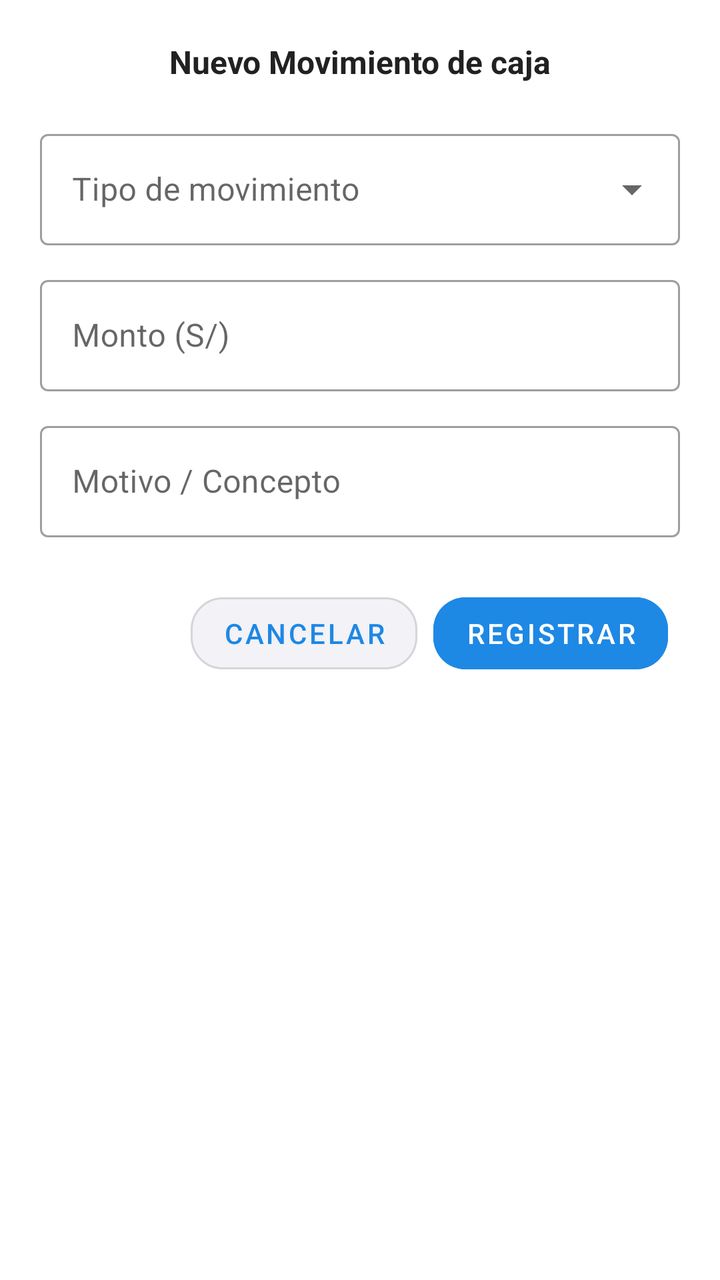
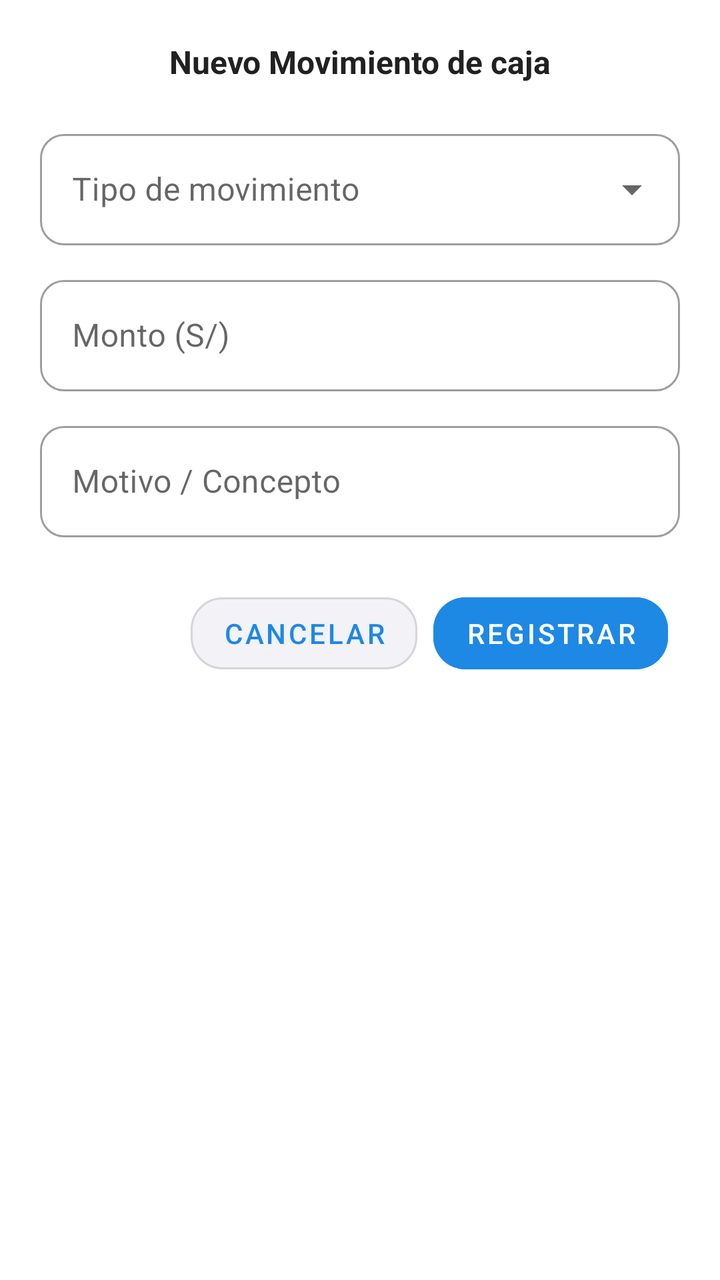

Screens rendered from an Android XML layout before and after an edit, with the pre-edit source and the edit as a unified diff.
<!-- AndroidManifest.xml: application theme Theme.VERIFY -->
<!-- res/layout/dialog_add_movement.xml -->
<?xml version="1.0" encoding="utf-8"?>
<com.google.android.material.card.MaterialCardView xmlns:android="http://schemas.android.com/apk/res/android"
    xmlns:app="http://schemas.android.com/apk/res-auto"
    android:layout_width="match_parent"
    android:layout_height="wrap_content"
    app:cardBackgroundColor="@color/white_pure"
    app:cardCornerRadius="24dp"
    app:cardElevation="0dp">

    <LinearLayout
        android:layout_width="match_parent"
        android:layout_height="wrap_content"
        android:orientation="vertical"
        android:padding="20dp">

        <TextView
            android:layout_width="match_parent"
            android:layout_height="wrap_content"
            android:layout_marginBottom="20dp"
            android:text="Nuevo Movimiento de caja"
            android:gravity="center"
            android:textStyle="bold"
            android:textColor="@color/grey_text_dark"
            android:textSize="16sp" />

        <com.google.android.material.textfield.TextInputLayout
            style="@style/Widget.MaterialComponents.TextInputLayout.OutlinedBox.ExposedDropdownMenu"
            android:layout_width="match_parent"
            android:layout_height="wrap_content"
            android:hint="Tipo de movimiento">

            <AutoCompleteTextView
                android:id="@+id/actvMovementType"
                android:layout_width="match_parent"
                android:layout_height="wrap_content"
                android:inputType="none" />
        </com.google.android.material.textfield.TextInputLayout>

        <com.google.android.material.textfield.TextInputLayout
            android:id="@+id/tilMovementAmount"
            style="@style/Widget.MaterialComponents.TextInputLayout.OutlinedBox"
            android:layout_width="match_parent"
            android:layout_height="wrap_content"
            android:layout_marginTop="12dp"
            android:hint="Monto (S/)"
            app:prefixText="S/ " >

            <com.google.android.material.textfield.TextInputEditText
                android:id="@+id/etMovementAmount"
                android:layout_width="match_parent"
                android:layout_height="wrap_content"
                android:inputType="numberDecimal" />
        </com.google.android.material.textfield.TextInputLayout>

        <com.google.android.material.textfield.TextInputLayout
            android:id="@+id/tilMovementReason"
            style="@style/Widget.MaterialComponents.TextInputLayout.OutlinedBox"
            android:layout_width="match_parent"
            android:layout_height="wrap_content"
            android:layout_marginTop="12dp"
            android:hint="Motivo / Concepto">

            <com.google.android.material.textfield.TextInputEditText
                android:id="@+id/etMovementReason"
                android:layout_width="match_parent"
                android:layout_height="wrap_content"
                android:inputType="textCapSentences" />
        </com.google.android.material.textfield.TextInputLayout>

        <LinearLayout
            android:layout_width="match_parent"
            android:layout_height="wrap_content"
            android:layout_marginTop="24dp"
            android:baselineAligned="false"
            android:gravity="end"
            android:orientation="horizontal">

            <com.google.android.material.button.MaterialButton
                android:id="@+id/btnCancelar"
                style="@style/Widget.MaterialComponents.Button.OutlinedButton"
                android:layout_width="wrap_content"
                android:layout_height="match_parent"
                android:layout_marginStart="6dp"
                android:backgroundTint="#F2F2F7"
                android:text="CANCELAR"
                android:textAllCaps="false"
                android:textSize="14sp"
                app:cornerRadius="16dp" />

            <com.google.android.material.button.MaterialButton
                android:id="@+id/btnRegistrar"
                style="@style/Widget.MaterialComponents.Button.UnelevatedButton"
                android:layout_width="wrap_content"
                android:layout_height="match_parent"
                android:layout_marginStart="8dp"
                android:layout_marginEnd="6dp"
                android:backgroundTint="@color/blue_corporative_primary"
                android:text="REGISTRAR"
                android:textAllCaps="false"
                android:textColor="@color/white_pure"
                android:textSize="14sp"
                app:cornerRadius="16dp" />
        </LinearLayout>

    </LinearLayout>

</com.google.android.material.card.MaterialCardView>
<!-- resources referenced by this layout -->
<resources>
  <color name="blue_corporative_primary">#1E88E5</color>
  <color name="grey_text_dark">#212121</color>
  <color name="white_pure">#FFFFFF</color>
  <style name="Theme.VERIFY" parent="Base.Theme.VERIFY" />
  <style name="Base.Theme.VERIFY" parent="Theme.MaterialComponents.Light.NoActionBar">
          <item name="colorPrimary">@color/blue_corporative_primary</item>
          <item name="colorPrimaryDark">@color/blue_corporative_primary</item>
          <item name="colorAccent">@color/blue_corporative_primary</item>
  
          <item name="android:statusBarColor">@color/blue_corporative_primary</item>
          <item name="android:windowLightStatusBar">false</item>
          <item name="android:windowDrawsSystemBarBackgrounds">true</item>
          <item name="android:windowTranslucentStatus">false</item>
  
          <item name="android:textColorPrimary">@color/grey_text_dark</item>
  
          <item name="bottomSheetDialogTheme">@style/CustomBottomSheetDialog</item>
      </style>
  <style name="CustomBottomSheetDialog" parent="Theme.Design.Light.BottomSheetDialog">
          <item name="android:windowIsFloating">false</item>
          <item name="bottomSheetStyle">@style/CustomBottomSheetStyle</item>
      </style>
  <style name="CustomBottomSheetStyle" parent="Widget.Design.BottomSheet.Modal">
          <item name="android:background">@drawable/bg_bottom_sheet</item>
          <item name="backgroundTint">@android:color/transparent</item>
      </style>
  <!-- drawable bg_bottom_sheet (drawable) -->
  <shape xmlns:android="http://schemas.android.com/apk/res/android">
      <solid android:color="@color/white_pure" />
      <corners android:topLeftRadius="20dp" android:topRightRadius="20dp" />
  </shape>
</resources>

<!-- the commit's change to res/layout/dialog_add_movement.xml (unified diff, before → after) -->
@@ -17,17 +17,21 @@
             android:layout_width="match_parent"
             android:layout_height="wrap_content"
             android:layout_marginBottom="20dp"
+            android:gravity="center"
             android:text="Nuevo Movimiento de caja"
-            android:gravity="center"
-            android:textStyle="bold"
             android:textColor="@color/grey_text_dark"
-            android:textSize="16sp" />
+            android:textSize="16sp"
+            android:textStyle="bold" />
 
         <com.google.android.material.textfield.TextInputLayout
             style="@style/Widget.MaterialComponents.TextInputLayout.OutlinedBox.ExposedDropdownMenu"
             android:layout_width="match_parent"
             android:layout_height="wrap_content"
-            android:hint="Tipo de movimiento">
+            android:hint="Tipo de movimiento"
+            app:boxCornerRadiusBottomEnd="12dp"
+            app:boxCornerRadiusBottomStart="12dp"
+            app:boxCornerRadiusTopEnd="12dp"
+            app:boxCornerRadiusTopStart="12dp">
 
             <AutoCompleteTextView
                 android:id="@+id/actvMovementType"
@@ -43,7 +47,11 @@
             android:layout_height="wrap_content"
             android:layout_marginTop="12dp"
             android:hint="Monto (S/)"
-            app:prefixText="S/ " >
+            app:boxCornerRadiusBottomEnd="12dp"
+            app:boxCornerRadiusBottomStart="12dp"
+            app:boxCornerRadiusTopEnd="12dp"
+            app:boxCornerRadiusTopStart="12dp"
+            app:prefixText="S/ ">
 
             <com.google.android.material.textfield.TextInputEditText
                 android:id="@+id/etMovementAmount"
@@ -58,7 +66,11 @@
             android:layout_width="match_parent"
             android:layout_height="wrap_content"
             android:layout_marginTop="12dp"
-            android:hint="Motivo / Concepto">
+            android:hint="Motivo / Concepto"
+            app:boxCornerRadiusBottomEnd="12dp"
+            app:boxCornerRadiusBottomStart="12dp"
+            app:boxCornerRadiusTopEnd="12dp"
+            app:boxCornerRadiusTopStart="12dp">
 
             <com.google.android.material.textfield.TextInputEditText
                 android:id="@+id/etMovementReason"
